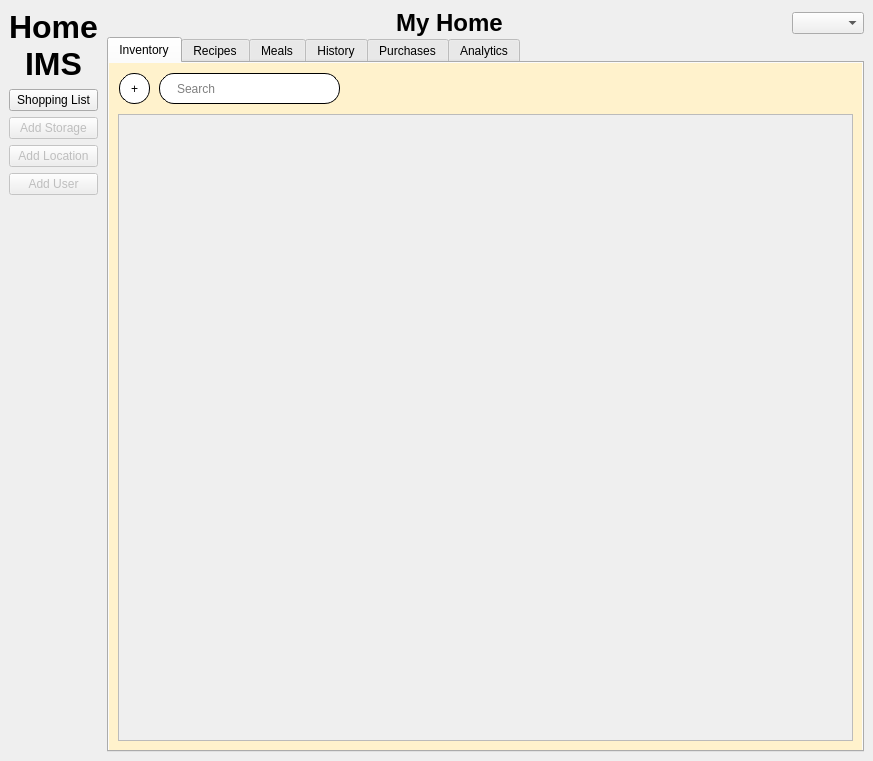
Above: home_ims/src/view/ui/main.ui from isaac-ucalgary/CPSC471_Fall2024_GroupProject before the change. Below: the same form after it.
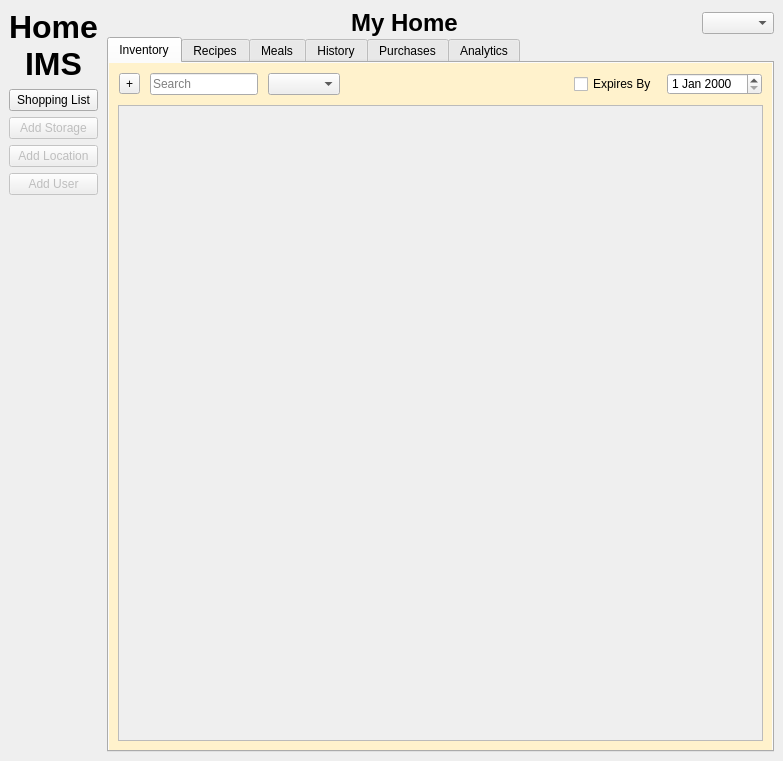
That is the form after the change.

Patch:
```diff
--- a/home_ims/src/view/ui/main.ui
+++ b/home_ims/src/view/ui/main.ui
@@ -6,7 +6,7 @@
    <rect>
     <x>0</x>
     <y>0</y>
-    <width>873</width>
+    <width>783</width>
     <height>761</height>
    </rect>
   </property>
@@ -181,94 +181,87 @@
             </property>
             <item>
              <widget class="QWidget" name="widget_2" native="true">
-              <property name="sizePolicy">
-               <sizepolicy hsizetype="Fixed" vsizetype="Fixed">
-                <horstretch>0</horstretch>
-                <verstretch>0</verstretch>
-               </sizepolicy>
-              </property>
-              <property name="minimumSize">
-               <size>
-                <width>241</width>
-                <height>51</height>
-               </size>
-              </property>
-              <widget class="QPushButton" name="addItemBtn">
-               <property name="geometry">
-                <rect>
-                 <x>10</x>
-                 <y>10</y>
-                 <width>31</width>
-                 <height>31</height>
-                </rect>
+              <layout class="QHBoxLayout" name="horizontalLayout_2">
+               <property name="spacing">
+                <number>10</number>
                </property>
-               <property name="autoFillBackground">
-                <bool>false</bool>
+               <property name="leftMargin">
+                <number>10</number>
                </property>
-               <property name="styleSheet">
-                <string notr="true">QPushButton:pressed {
-	background-color: #dfdfdf;
-}
-
-QPushButton:disabled {
-	border-color: #9b9b9b;
-}
-
-QPushButton {
-	background-color: #ffffff;
-	border-color: #000000;
-	border: 1px solid;
-	border-radius: 15px;
-}</string>
+               <property name="topMargin">
+                <number>10</number>
                </property>
-               <property name="text">
-                <string>+</string>
+               <property name="rightMargin">
+                <number>10</number>
                </property>
-               <property name="autoDefault">
-                <bool>false</bool>
+               <property name="bottomMargin">
+                <number>10</number>
                </property>
-               <property name="default">
-                <bool>false</bool>
-               </property>
-               <property name="flat">
-                <bool>false</bool>
-               </property>
-              </widget>
-              <widget class="QLineEdit" name="inventorySearch">
-               <property name="geometry">
-                <rect>
-                 <x>50</x>
-                 <y>10</y>
-                 <width>181</width>
-                 <height>31</height>
-                </rect>
-               </property>
-               <property name="cursor">
-                <cursorShape>IBeamCursor</cursorShape>
-               </property>
-               <property name="tabletTracking">
-                <bool>false</bool>
-               </property>
-               <property name="styleSheet">
-                <string notr="true">QLineEdit {
-	background-color: #ffffff;
-	border: 1px solid;
-	border-radius: 15px;
-	padding-left: 15px;
-	padding-right: 15px;
-}
-
-QLineEdit:disabled {
-	border-color: #9b9b9b;
-}</string>
-               </property>
-               <property name="text">
-                <string/>
-               </property>
-               <property name="placeholderText">
-                <string>Search</string>
-               </property>
-              </widget>
+               <item>
+                <widget class="QToolButton" name="addItemBtn">
+                 <property name="text">
+                  <string>+</string>
+                 </property>
+                </widget>
+               </item>
+               <item>
+                <widget class="QLineEdit" name="inventorySearch">
+                 <property name="sizePolicy">
+                  <sizepolicy hsizetype="Fixed" vsizetype="Fixed">
+                   <horstretch>0</horstretch>
+                   <verstretch>0</verstretch>
+                  </sizepolicy>
+                 </property>
+                 <property name="cursor">
+                  <cursorShape>IBeamCursor</cursorShape>
+                 </property>
+                 <property name="tabletTracking">
+                  <bool>false</bool>
+                 </property>
+                 <property name="text">
+                  <string/>
+                 </property>
+                 <property name="placeholderText">
+                  <string>Search</string>
+                 </property>
+                </widget>
+               </item>
+               <item>
+                <widget class="QComboBox" name="storageSelector"/>
+               </item>
+               <item>
+                <spacer name="horizontalSpacer_6">
+                 <property name="orientation">
+                  <enum>Qt::Horizontal</enum>
+                 </property>
+                 <property name="sizeHint" stdset="0">
+                  <size>
+                   <width>40</width>
+                   <height>20</height>
+                  </size>
+                 </property>
+                </spacer>
+               </item>
+               <item>
+                <widget class="QCheckBox" name="filterExpiry">
+                 <property name="sizePolicy">
+                  <sizepolicy hsizetype="Fixed" vsizetype="Fixed">
+                   <horstretch>0</horstretch>
+                   <verstretch>0</verstretch>
+                  </sizepolicy>
+                 </property>
+                 <property name="layoutDirection">
+                  <enum>Qt::LeftToRight</enum>
+                 </property>
+                 <property name="text">
+                  <string>Expires By</string>
+                 </property>
+                </widget>
+               </item>
+               <item>
+                <widget class="QDateEdit" name="expiryInput"/>
+               </item>
+              </layout>
              </widget>
             </item>
             <item>
@@ -306,8 +299,8 @@
                    <rect>
                     <x>0</x>
                     <y>0</y>
-                    <width>714</width>
-                    <height>613</height>
+                    <width>624</width>
+                    <height>622</height>
                    </rect>
                   </property>
                   <property name="styleSheet">
@@ -315,11 +308,7 @@
 	background-color: #00ffffff;
 }</string>
                   </property>
-                  <layout class="QVBoxLayout" name="verticalLayout_6">
-                   <item>
-                    <widget class="QWidget" name="widget_6" native="true"/>
-                   </item>
-                  </layout>
+                  <layout class="QVBoxLayout" name="verticalLayout_6"/>
                  </widget>
                 </widget>
                </item>
@@ -356,6 +345,69 @@
             <property name="bottomMargin">
              <number>0</number>
             </property>
+            <item>
+             <widget class="QWidget" name="widget_6" native="true">
+              <layout class="QHBoxLayout" name="horizontalLayout_5">
+               <property name="spacing">
+                <number>10</number>
+               </property>
+               <property name="leftMargin">
+                <number>10</number>
+               </property>
+               <property name="topMargin">
+                <number>10</number>
+               </property>
+               <property name="rightMargin">
+                <number>10</number>
+               </property>
+               <property name="bottomMargin">
+                <number>10</number>
+               </property>
+               <item>
+                <widget class="QToolButton" name="addRecipeBtn">
+                 <property name="text">
+                  <string>+</string>
+                 </property>
+                </widget>
+               </item>
+               <item>
+                <widget class="QLineEdit" name="recipeSearch">
+                 <property name="sizePolicy">
+                  <sizepolicy hsizetype="Fixed" vsizetype="Fixed">
+                   <horstretch>0</horstretch>
+                   <verstretch>0</verstretch>
+                  </sizepolicy>
+                 </property>
+                 <property name="cursor">
+                  <cursorShape>IBeamCursor</cursorShape>
+                 </property>
+                 <property name="tabletTracking">
+                  <bool>false</bool>
+                 </property>
+                 <property name="text">
+                  <string/>
+                 </property>
+                 <property name="placeholderText">
+                  <string>Search</string>
+                 </property>
+                </widget>
+               </item>
+               <item>
+                <spacer name="horizontalSpacer_5">
+                 <property name="orientation">
+                  <enum>Qt::Horizontal</enum>
+                 </property>
+                 <property name="sizeHint" stdset="0">
+                  <size>
+                   <width>40</width>
+                   <height>20</height>
+                  </size>
+                 </property>
+                </spacer>
+               </item>
+              </layout>
+             </widget>
+            </item>
             <item>
              <widget class="QWidget" name="widget_4" native="true">
               <property name="sizePolicy">
```
Left out of the diff: 76 changed lines with no effect on the pictures.
